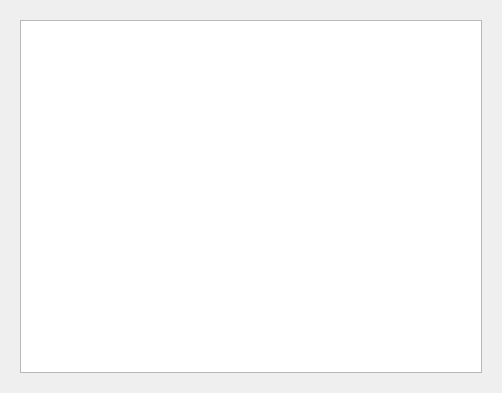
Old version of the form graphsubwindow.ui in the repository CyanPlatypus/small_graph_reader.
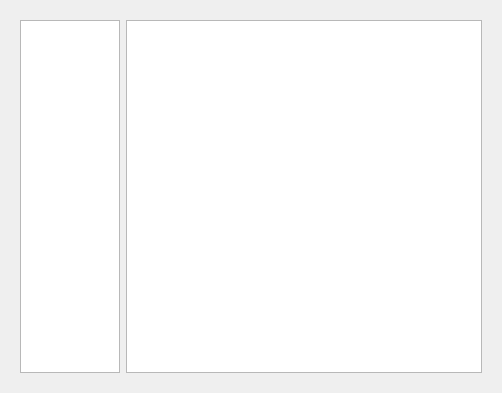
New version of the form.

```diff
--- a/graphsubwindow.ui
+++ b/graphsubwindow.ui
@@ -33,12 +33,46 @@
      </property>
      <layout class="QGridLayout" name="gridLayout">
       <item row="0" column="0">
-       <layout class="QVBoxLayout" name="verticalLayout">
+       <layout class="QHBoxLayout" name="horizontalLayout">
         <property name="sizeConstraint">
          <enum>QLayout::SetDefaultConstraint</enum>
         </property>
         <item>
-         <widget class="QPlainTextEdit" name="inputTextEdit"/>
+         <widget class="QPlainTextEdit" name="inputTextEdit">
+          <property name="enabled">
+           <bool>true</bool>
+          </property>
+          <property name="sizePolicy">
+           <sizepolicy hsizetype="Fixed" vsizetype="Expanding">
+            <horstretch>0</horstretch>
+            <verstretch>0</verstretch>
+           </sizepolicy>
+          </property>
+          <property name="minimumSize">
+           <size>
+            <width>5</width>
+            <height>5</height>
+           </size>
+          </property>
+          <property name="maximumSize">
+           <size>
+            <width>100</width>
+            <height>16777215</height>
+           </size>
+          </property>
+          <property name="baseSize">
+           <size>
+            <width>6</width>
+            <height>6</height>
+           </size>
+          </property>
+          <property name="readOnly">
+           <bool>true</bool>
+          </property>
+         </widget>
+        </item>
+        <item>
+         <widget class="QGraphicsView" name="graphicsView"/>
         </item>
        </layout>
       </item>
```
